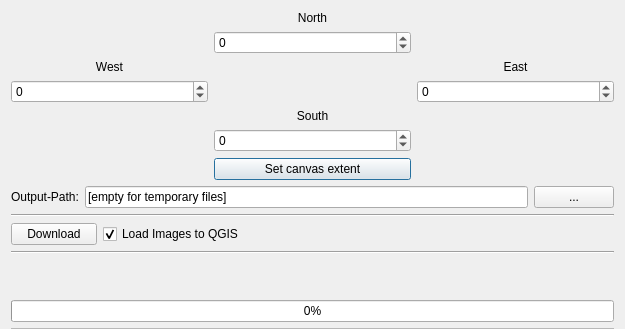
This is srtm_downloader_dialog_base.ui in hdus/SRTM-Downloader as Qt 5 draws it before an edit; both pictures show x 0 to 625 and y 0 to 329 of the 625 by 825 pixel window. The edited form follows.
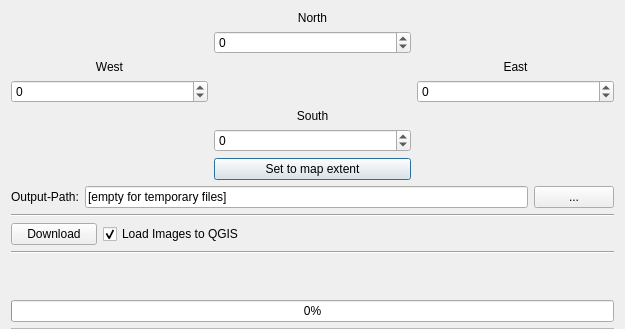
This is the edited form.

Commit message: Button text changed

Patch:
```diff
--- a/srtm_downloader_dialog_base.ui
+++ b/srtm_downloader_dialog_base.ui
@@ -59,7 +59,7 @@
        <item>
         <widget class="QPushButton" name="btn_extent">
          <property name="text">
-          <string>Set canvas extent</string>
+          <string>Set to map extent</string>
          </property>
         </widget>
        </item>
```
